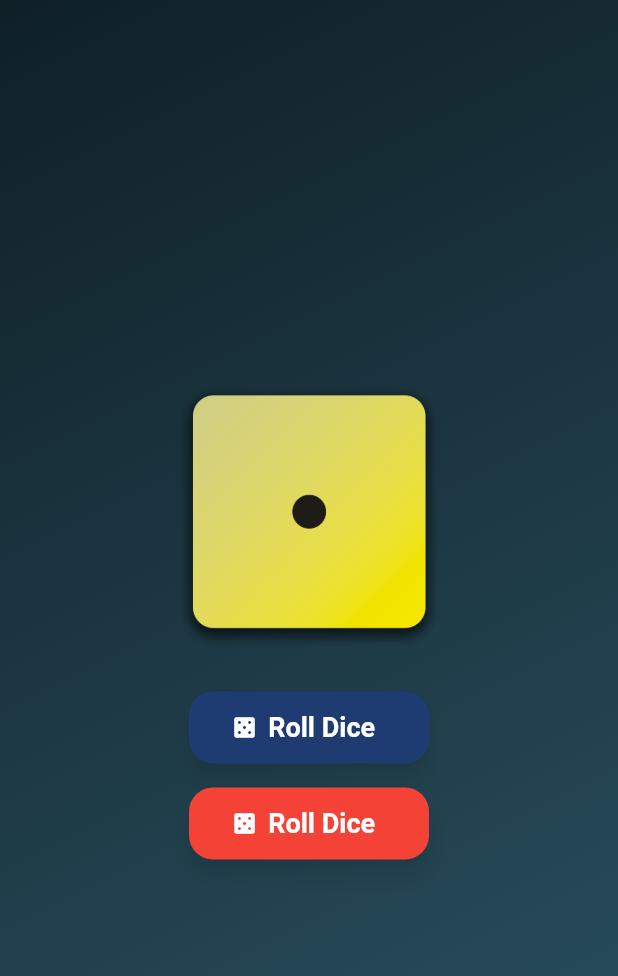
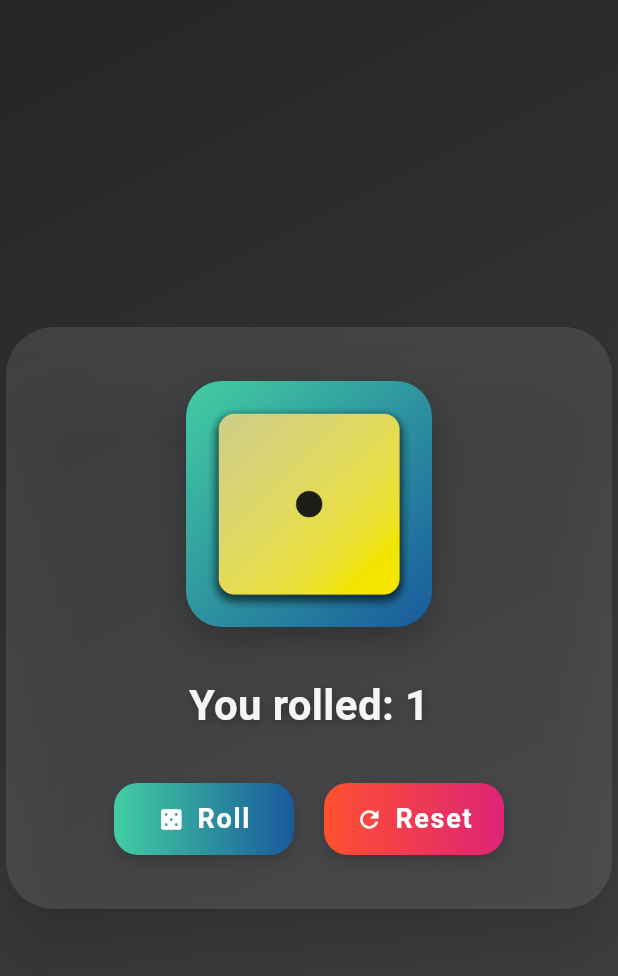
Before and after one commit to Crealify/dice_application, a Flutter app: the screen it shows after launch, on a phone screen of 412 x 824 dp. Shown: the top 976 px of the screen. Run offline on Flutter 3.47's test engine with Material 3 defaults, Android fonts, the phone set to English and light mode, and no system bars.

Commit message:
giving some touch up on ui

```diff
--- a/lib/main.dart
+++ b/lib/main.dart
@@ -24,7 +24,7 @@ class DiceApp extends StatelessWidget {
       body: DecoratedBox(
         decoration: BoxDecoration(
           gradient: LinearGradient(
-            colors: [Color(0xFF0f2027), Color(0xFF2c5364)],
+            colors: [Color(0xFF232526), Color(0xFF414345)],
             begin: Alignment.topLeft,
             end: Alignment.bottomRight,
           ),
@@ -58,7 +58,7 @@ class _DiceRollerState extends State<DiceRoller>
       vsync: this,
     );
     _animation = Tween<double>(begin: 0, end: 2 * pi).animate(
-      CurvedAnimation(parent: _controller, curve: Curves.easeInOutBack),
+      CurvedAnimation(parent: _controller, curve: Curves.elasticOut),
     );
   }
 
@@ -84,8 +84,15 @@ class _DiceRollerState extends State<DiceRoller>
 
   @override
   Widget build(BuildContext context) {
-    return Column(
-      mainAxisAlignment: MainAxisAlignment.center,
+    return Card(
+      elevation: 18,
+      shape: RoundedRectangleBorder(borderRadius: BorderRadius.circular(32)),
+      color: Colors.white.withOpacity(0.10),
+      shadowColor: Colors.black54,
+      child: Padding(
+        padding: const EdgeInsets.symmetric(horizontal: 32, vertical: 36),
+        child: Column(
+          mainAxisSize: MainAxisSize.min,
           children: [
             AnimatedBuilder(
               animation: _animation,
@@ -96,60 +103,148 @@ class _DiceRollerState extends State<DiceRoller>
                     duration: const Duration(milliseconds: 300),
                     transitionBuilder: (child, anim) =>
                         ScaleTransition(scale: anim, child: child),
+                    child: Container(
+                      key: ValueKey(_currentDice),
+                      decoration: BoxDecoration(
+                        borderRadius: BorderRadius.circular(24),
+                        boxShadow: [
+                          BoxShadow(
+                            color: Colors.black.withOpacity(0.25),
+                            blurRadius: 18,
+                            offset: const Offset(0, 8),
+                          ),
+                        ],
+                        gradient: const LinearGradient(
+                          colors: [Color(0xFF43cea2), Color(0xFF185a9d)],
+                          begin: Alignment.topLeft,
+                          end: Alignment.bottomRight,
+                        ),
+                      ),
+                      padding: const EdgeInsets.all(12),
                       child: Image.asset(
                         "assets/imagesDice/dice-$_currentDice.png",
-                  key: ValueKey(_currentDice),
-                  width: 180,
-                  height: 180,
+                        width: 140,
+                        height: 140,
                         fit: BoxFit.contain,
-                  color: Colors.white,
-                  colorBlendMode: BlendMode.modulate,
+                      ),
                     ),
                   ),
                 );
               },
             ),
-        const SizedBox(height: 30),
-        ElevatedButton.icon(
+            const SizedBox(height: 32),
+            Text(
+              "You rolled: $_currentDice",
+              style: TextStyle(
+                fontSize: 28,
+                fontWeight: FontWeight.bold,
+                color: Colors.white.withOpacity(0.95),
+                shadows: [
+                  Shadow(
+                    color: Colors.black.withOpacity(0.3),
+                    blurRadius: 8,
+                    offset: const Offset(1, 2),
+                  ),
+                ],
+              ),
+            ),
+            const SizedBox(height: 32),
+            Row(
+              mainAxisAlignment: MainAxisAlignment.center,
+              children: [
+                _CustomButton(
                   onPressed: _isRolling ? null : _rollDice,
-          icon: const Icon(Icons.casino, color: Colors.white),
-          label: const Text("Roll Dice"),
+                  icon: Icons.casino,
+                  label: "Roll",
+                  gradient: const LinearGradient(
+                    colors: [Color(0xFF43cea2), Color(0xFF185a9d)],
+                  ),
+                  isLoading: _isRolling,
+                ),
+                const SizedBox(width: 20),
+                _CustomButton(
+                  onPressed: _isRolling ? null : _resetDice,
+                  icon: Icons.refresh,
+                  label: "Reset",
+                  gradient: const LinearGradient(
+                    colors: [Color(0xFFff512f), Color(0xFFdd2476)],
+                  ),
+                  isLoading: false,
+                ),
+              ],
+            ),
+          ],
+        ),
+      ),
+    );
+  }
+}
+
+class _CustomButton extends StatelessWidget {
+  final VoidCallback? onPressed;
+  final IconData icon;
+  final String label;
+  final LinearGradient gradient;
+  final bool isLoading;
+
+  const _CustomButton({
+    required this.onPressed,
+    required this.icon,
+    required this.label,
+    required this.gradient,
+    required this.isLoading,
+  });
+
+  @override
+  Widget build(BuildContext context) {
+    return SizedBox(
+      width: 120,
+      height: 48,
+      child: DecoratedBox(
+        decoration: BoxDecoration(
+          gradient: gradient,
+          borderRadius: BorderRadius.circular(16),
+          boxShadow: [
+            BoxShadow(
+              color: Colors.black.withOpacity(0.18),
+              blurRadius: 8,
+              offset: const Offset(0, 4),
+            ),
+          ],
+        ),
+        child: ElevatedButton.icon(
+          onPressed: onPressed,
+          icon: isLoading
+              ? const SizedBox(
+                  width: 20,
+                  height: 20,
+                  child: CircularProgressIndicator(
+                    color: Colors.white,
+                    strokeWidth: 2.5,
+                  ),
+                )
+              : Icon(icon, color: Colors.white),
+          label: Text(
+            label,
+            style: const TextStyle(
+              fontWeight: FontWeight.bold,
+              fontSize: 18,
+              color: Colors.white,
+              letterSpacing: 1.1,
+            ),
+          ),
           style: ElevatedButton.styleFrom(
-            backgroundColor: const Color(0xFF1e3c72),
+            backgroundColor: Colors.transparent,
+            shadowColor: Colors.transparent,
             foregroundColor: Colors.white,
-            minimumSize: const Size(160, 48),
             shape: RoundedRectangleBorder(
               borderRadius: BorderRadius.circular(16),
             ),
-            textStyle: const TextStyle(
-              fontWeight: FontWeight.bold,
-              fontSize: 18,
-            ),
-            elevation: 6,
-            shadowColor: Colors.black45,
+            elevation: 0,
+            padding: const EdgeInsets.symmetric(horizontal: 8),
           ),
         ),
-        const SizedBox(height: 16),
-        ElevatedButton.icon(
-          onPressed: _isRolling ? null : _resetDice,
-          icon: const Icon(Icons.casino, color: Colors.white),
-          label: const Text("Roll Dice"),
-          style: ElevatedButton.styleFrom(
-            backgroundColor: Colors.red,
-            foregroundColor: Colors.white,
-            minimumSize: const Size(160, 48),
-            shape: RoundedRectangleBorder(
-              borderRadius: BorderRadius.circular(16),
       ),
-            textStyle: const TextStyle(
-              fontWeight: FontWeight.bold,
-              fontSize: 18,
-            ),
-            elevation: 6,
-            shadowColor: Colors.black45,
-          ),
-        ),
-      ],
     );
   }
 }
```
Lines whose indentation alone changed are shown as unchanged.
